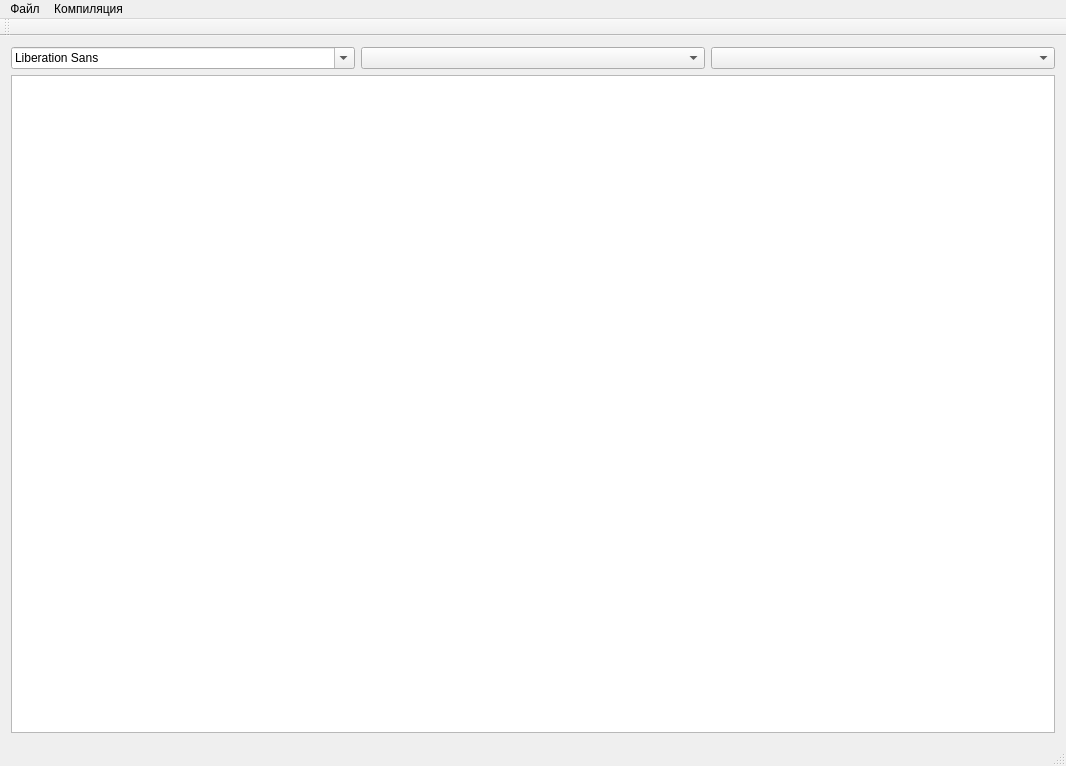
besoboi/editor, file editor/editor.ui: the form before one commit.
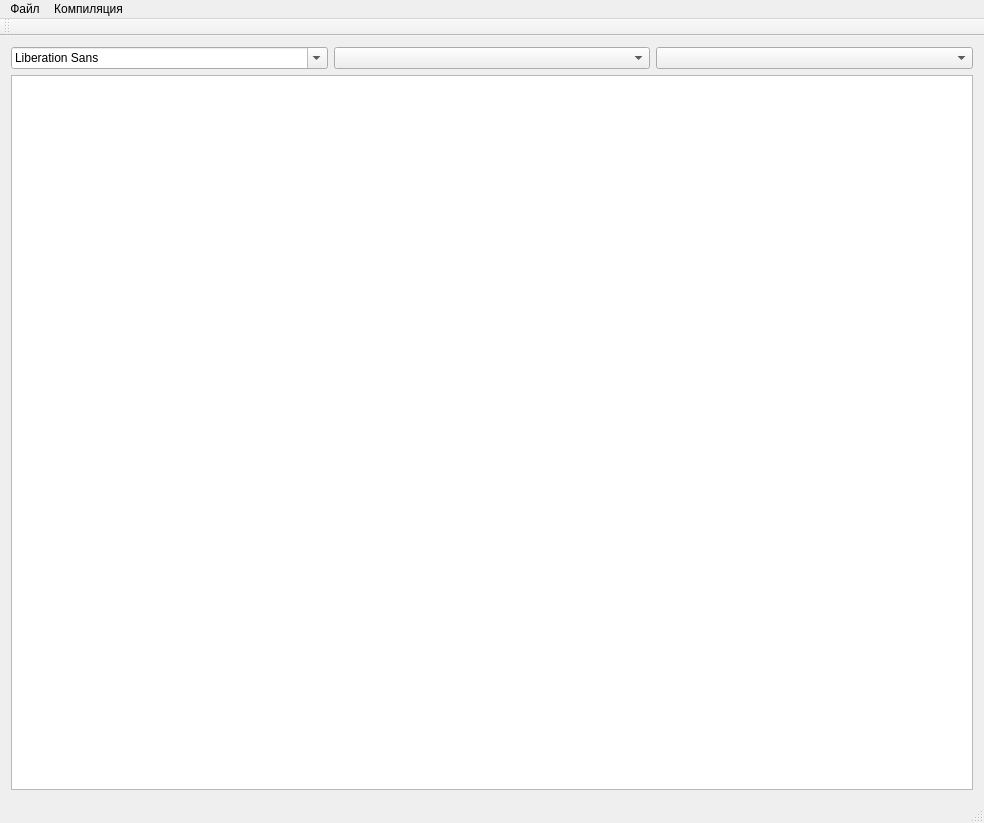
The form after the commit.

The edit to the form file:
```diff
--- a/editor/editor.ui
+++ b/editor/editor.ui
@@ -6,8 +6,8 @@
    <rect>
     <x>0</x>
     <y>0</y>
-    <width>1066</width>
-    <height>766</height>
+    <width>984</width>
+    <height>823</height>
    </rect>
   </property>
   <property name="windowTitle">
@@ -34,11 +34,11 @@
     <rect>
      <x>0</x>
      <y>0</y>
-     <width>1066</width>
-     <height>26</height>
+     <width>984</width>
+     <height>31</height>
     </rect>
    </property>
-   <widget class="QMenu" name="file">
+   <widget class="QMenu" name="fileMenu">
     <property name="title">
      <string>Файл</string>
     </property>
@@ -51,7 +51,7 @@
      <string>Компиляция</string>
     </property>
    </widget>
-   <addaction name="file"/>
+   <addaction name="fileMenu"/>
    <addaction name="compile"/>
   </widget>
   <widget class="QToolBar" name="mainToolBar">
```
Left out of the diff: 14 changed lines with no effect on the pictures.
